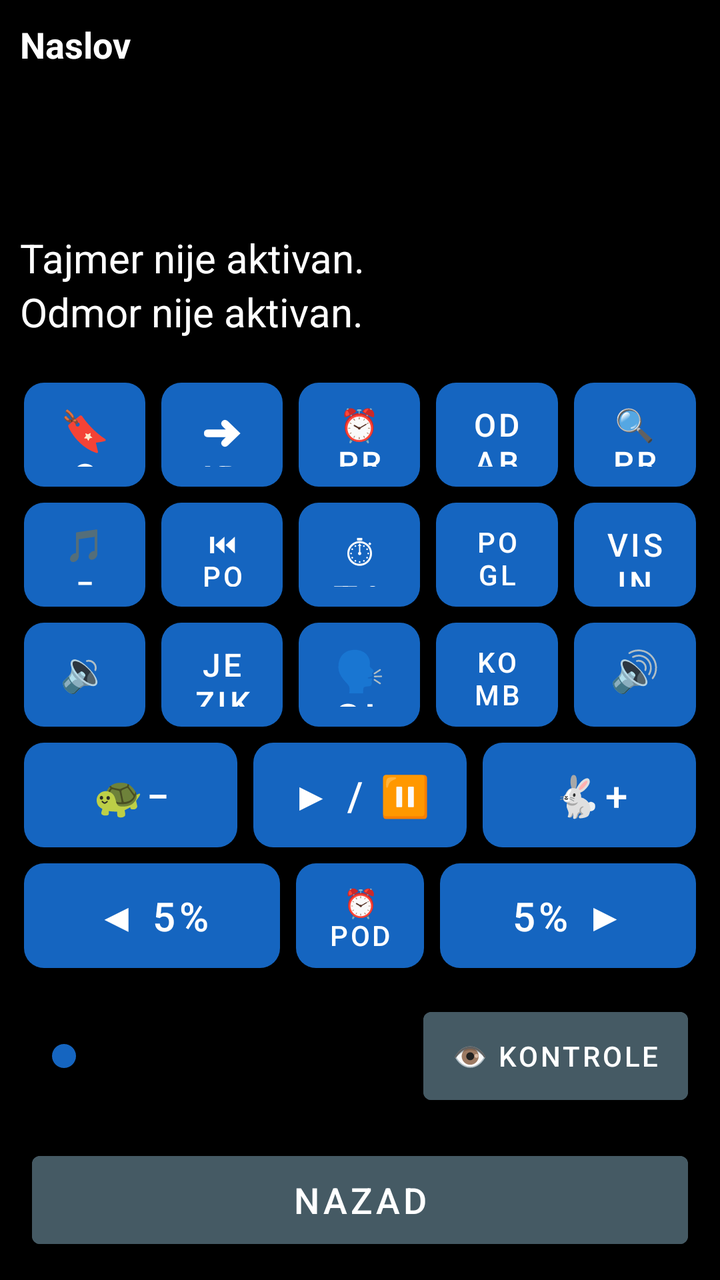
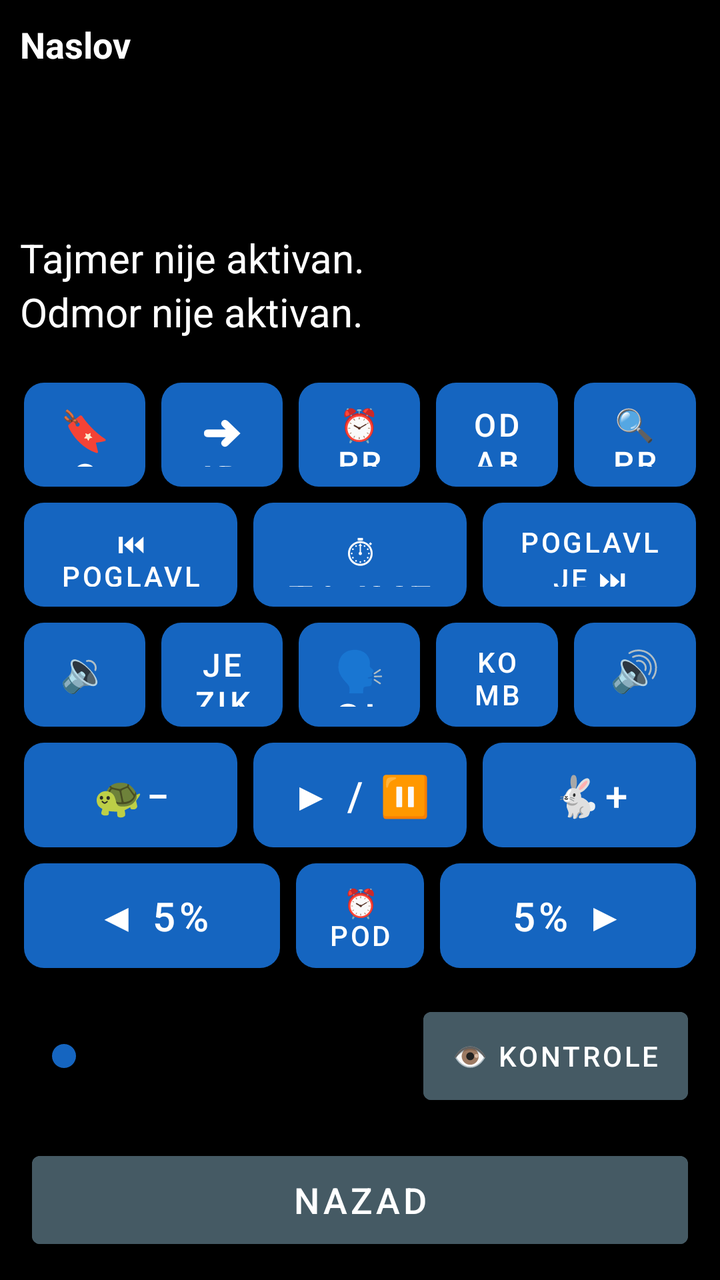

An Android layout rendered at two revisions. The XML below is the earlier revision; the diff shows what the commit changed to produce the second picture.
<!-- AndroidManifest.xml: application theme Theme.RecPoRec -->
<!-- res/layout/activity_reader.xml -->
<?xml version="1.0" encoding="utf-8"?>
<LinearLayout xmlns:android="http://schemas.android.com/apk/res/android"
    android:layout_width="match_parent"
    android:layout_height="match_parent"
    android:orientation="vertical"
    android:fitsSystemWindows="true"
    android:background="@color/background">

    
    <LinearLayout
        android:id="@+id/layoutStatus"
        android:layout_width="match_parent"
        android:layout_height="wrap_content"
        android:orientation="vertical"
        android:padding="10dp">

        <TextView
            android:id="@+id/textDocTitle"
            android:layout_width="match_parent"
            android:layout_height="wrap_content"
            android:textSize="18sp"
            android:textStyle="bold"
            android:textColor="@color/text_primary"
            android:maxLines="1"
            android:ellipsize="end"
            android:text="Naslov" />

        <TextView
            android:id="@+id/textPages"
            android:layout_width="match_parent"
            android:layout_height="wrap_content"
            android:textSize="20sp"
            android:textColor="@color/text_primary"
            android:accessibilityLiveRegion="polite" />

        <TextView
            android:id="@+id/textElapsed"
            android:layout_width="match_parent"
            android:layout_height="wrap_content"
            android:textSize="20sp"
            android:textColor="@color/text_primary" />

        <TextView
            android:id="@+id/textRemaining"
            android:layout_width="match_parent"
            android:layout_height="wrap_content"
            android:textSize="20sp"
            android:textColor="@color/text_primary" />

        <TextView
            android:id="@+id/textTimerStatus"
            android:layout_width="match_parent"
            android:layout_height="wrap_content"
            android:textSize="20sp"
            android:textColor="@color/text_primary"
            android:text="Tajmer nije aktivan." />

        <TextView
            android:id="@+id/textRestStatus"
            android:layout_width="match_parent"
            android:layout_height="wrap_content"
            android:textSize="20sp"
            android:textColor="@color/text_primary"
            android:text="Odmor nije aktivan." />
    </LinearLayout>

    
    <LinearLayout
        android:layout_width="match_parent"
        android:layout_height="0dp"
        android:layout_weight="1"
        android:orientation="vertical"
        android:padding="8dp">

        
        <LinearLayout
            android:id="@+id/layoutRow1"
            android:layout_width="match_parent"
            android:layout_height="0dp"
            android:layout_weight="1"
            android:orientation="horizontal">

            <Button android:id="@+id/btnBookmarks" style="@style/KeyButton"
                android:backgroundTint="@color/btn_goto_page"
                android:contentDescription="Oznake - dodaj, ukloni ili ukloni sve oznake u ovom dokumentu. Dug pritisak: brzo dodaj oznaku."
                android:text="🔖 Oznake" />

            <Button android:id="@+id/btnGoTo" style="@style/KeyButton"
                android:backgroundTint="@color/btn_goto_page"
                android:contentDescription="Idi na stranicu, minut ili oznaku. Dug pritisak: idi na početak dokumenta."
                android:text="➜ Idi na" />

            <Button android:id="@+id/btnWakeUp" style="@style/KeyButton"
                android:backgroundTint="@color/btn_wakeup"
                android:contentDescription="Probudi me u tačno vreme. Dug pritisak: isključi buđenje."
                android:textSize="16sp"
                android:text="⏰ Probudi" />

            <Button android:id="@+id/btnSelectAll" style="@style/KeyButton"
                android:backgroundTint="@color/btn_combined"
                android:contentDescription="Odaberi sve. Dug pritisak: kopiraj odabrano."
                android:textSize="16sp"
                android:text="Odaberi sve" />

            <Button android:id="@+id/btnSearchText" style="@style/KeyButton"
                android:backgroundTint="@color/btn_goto_page"
                android:contentDescription="Pretraži tekst dokumenta. Dug pritisak: ponovi poslednju pretragu."
                android:textSize="16sp"
                android:text="🔍 Pretraga" />
        </LinearLayout>

        
        <LinearLayout
            android:id="@+id/layoutRow2"
            android:layout_width="match_parent"
            android:layout_height="0dp"
            android:layout_weight="1"
            android:orientation="horizontal">

            <Button android:id="@+id/btnPitchDown" style="@style/KeyButton"
                android:backgroundTint="@color/btn_pitch"
                android:contentDescription="Smanji visinu glasa. Dug pritisak: vrati visinu na opštu."
                android:textSize="16sp"
                android:text="🎵− Visina" />

            <Button android:id="@+id/btnPrevChapter" style="@style/KeyButton"
                android:backgroundTint="@color/btn_chapter"
                android:contentDescription="@string/btn_prev_chapter"
                android:textSize="14sp"
                android:text="⏮ Poglavlje" />

            <Button android:id="@+id/btnTimer" style="@style/KeyButton"
                android:backgroundTint="@color/btn_timer"
                android:contentDescription="@string/btn_timer"
                android:text="⏱ Tajmer" />

            <Button android:id="@+id/btnNextChapter" style="@style/KeyButton"
                android:backgroundTint="@color/btn_chapter"
                android:contentDescription="@string/btn_next_chapter"
                android:textSize="14sp"
                android:text="Poglavlje ⏭" />

            <Button android:id="@+id/btnPitchUp" style="@style/KeyButton"
                android:backgroundTint="@color/btn_pitch"
                android:contentDescription="Povećaj visinu glasa. Dug pritisak: vrati visinu na opštu."
                android:textSize="16sp"
                android:text="Visina 🎵+" />
        </LinearLayout>

        
        <LinearLayout
            android:id="@+id/layoutRow3"
            android:layout_width="match_parent"
            android:layout_height="0dp"
            android:layout_weight="1"
            android:orientation="horizontal">

            <Button android:id="@+id/btnVolDown" style="@style/KeyButton"
                android:backgroundTint="@color/btn_volume"
                android:contentDescription="@string/btn_vol_down"
                android:text="🔉−" />

            <Button android:id="@+id/btnDocLanguage" style="@style/KeyButton"
                android:backgroundTint="@color/btn_goto_page"
                android:contentDescription="Jezik za ovaj dokument. Dug pritisak: poništi sve prethodne radnje."
                android:textSize="16sp"
                android:text="Jezik" />

            <Button android:id="@+id/btnVoice" style="@style/KeyButton"
                android:backgroundTint="@color/btn_voice"
                android:contentDescription="@string/btn_voice"
                android:text="🗣 Glas" />

            <Button android:id="@+id/btnCombinedVoices" style="@style/KeyButton"
                android:backgroundTint="@color/btn_combined"
                android:contentDescription="Kombinovani glasovi za ovaj dokument. Dug pritisak: automatski listaj dokument."
                android:textSize="14sp"
                android:text="Komb. glasovi" />

            <Button android:id="@+id/btnVolUp" style="@style/KeyButton"
                android:backgroundTint="@color/btn_volume"
                android:contentDescription="@string/btn_vol_up"
                android:text="🔊+" />
        </LinearLayout>

        
        <LinearLayout
            android:layout_width="match_parent"
            android:layout_height="0dp"
            android:layout_weight="1"
            android:orientation="horizontal">

            <Button android:id="@+id/btnSpeedDown" style="@style/KeyButton"
                android:backgroundTint="@color/btn_speed"
                android:contentDescription="@string/btn_speed_down"
                android:text="🐢−" />

            <Button android:id="@+id/btnPlayPause" style="@style/KeyButton"
                android:backgroundTint="@color/btn_play"
                android:contentDescription="@string/btn_play_pause"
                android:text="▶ / ⏸" />

            <Button android:id="@+id/btnSpeedUp" style="@style/KeyButton"
                android:backgroundTint="@color/btn_speed"
                android:contentDescription="@string/btn_speed_up"
                android:text="🐇+" />
        </LinearLayout>

        
        <LinearLayout
            android:id="@+id/layoutRow5"
            android:layout_width="match_parent"
            android:layout_height="0dp"
            android:layout_weight="1"
            android:orientation="horizontal">

            <Button android:id="@+id/btnStepBack" style="@style/KeyButton"
                android:layout_weight="2"
                android:backgroundTint="@color/btn_page_nav"
                android:contentDescription="@string/slider_back"
                android:text="◀ 5%" />

            <Button android:id="@+id/btnRemindMe" style="@style/KeyButton"
                android:backgroundTint="@color/btn_timer"
                android:contentDescription="Podsetnik, vraća dokument unazad. Dug pritisak: ponovi poslednji podsetnik."
                android:textSize="14sp"
                android:text="⏰ Podseti" />

            <Button android:id="@+id/btnStepForward" style="@style/KeyButton"
                android:layout_weight="2"
                android:backgroundTint="@color/btn_page_nav"
                android:contentDescription="@string/slider_forward"
                android:text="5% ▶" />
        </LinearLayout>

    </LinearLayout>

    
    <LinearLayout
        android:layout_width="match_parent"
        android:layout_height="wrap_content"
        android:orientation="horizontal"
        android:gravity="center_vertical"
        android:layout_marginStart="16dp"
        android:layout_marginEnd="16dp"
        android:layout_marginTop="4dp"
        android:layout_marginBottom="16dp">

        <SeekBar
            android:id="@+id/seekProgress"
            android:layout_width="0dp"
            android:layout_weight="1"
            android:layout_height="56dp"
            android:contentDescription="@string/slider_position"
            android:max="100"
            android:progressTint="@color/btn_voice"
            android:thumbTint="@color/btn_voice" />

        <Button
            android:id="@+id/btnToggleControls"
            android:layout_width="wrap_content"
            android:layout_height="56dp"
            android:layout_marginStart="10dp"
            android:minWidth="0dp"
            android:paddingStart="14dp"
            android:paddingEnd="14dp"
            android:textSize="14sp"
            android:backgroundTint="@color/btn_combined"
            android:textColor="@color/button_text"
            android:contentDescription="Prikaži ili sakrij kontrole. Dug pritisak: Kratak predah, pauzira čitanje na 15 minuta."
            android:text="👁 Kontrole" />
    </LinearLayout>

    
    <Button
        android:id="@+id/btnBack"
        android:layout_width="match_parent"
        android:layout_height="56dp"
        android:layout_marginStart="16dp"
        android:layout_marginEnd="16dp"
        android:layout_marginBottom="12dp"
        android:textSize="18sp"
        android:backgroundTint="@color/btn_combined"
        android:textColor="@color/button_text"
        android:contentDescription="Nazad. Zatvara dokument, vraća na listu. Dug pritisak: pošalji aplikaciju u pozadinu."
        android:text="Nazad" />

</LinearLayout>
<!-- resources referenced by this layout -->
<resources>
  <color name="background">#000000</color>
  <color name="btn_chapter">#2E7D32</color>
  <color name="btn_combined">#455A64</color>
  <color name="btn_goto_page">#5D4037</color>
  <color name="btn_page_nav">#AD1457</color>
  <color name="btn_pitch">#283593</color>
  <color name="btn_play">#D84315</color>
  <color name="btn_speed">#00838F</color>
  <color name="btn_timer">#6A1B9A</color>
  <color name="btn_voice">#1565C0</color>
  <color name="btn_volume">#F9A825</color>
  <color name="btn_wakeup">#C62828</color>
  <color name="button_text">#FFFFFF</color>
  <color name="text_primary">#FFFFFF</color>
  <string name="btn_next_chapter">Sledeće poglavlje. Dug pritisak: spisak svih poglavlja.</string>
  <string name="btn_play_pause">Pokreni/Pauziraj čitanje. Dug pritisak: reci trenutni status.</string>
  <string name="btn_prev_chapter">Prethodno poglavlje. Dug pritisak: ponovi trenutno poglavlje.</string>
  <string name="btn_speed_down">Smanji brzinu čitanja. Dug pritisak: vrati brzinu na opštu.</string>
  <string name="btn_speed_up">Povećaj brzinu čitanja. Dug pritisak: vrati brzinu na opštu.</string>
  <string name="btn_timer">Tajmer za automatsku pauzu. Dug pritisak: isključi tajmer.</string>
  <string name="btn_voice">Izbor glasa. Dug pritisak: Zakaži čitanje.</string>
  <string name="btn_vol_down">Smanji jačinu zvuka. Dug pritisak: vrati jačinu na opštu.</string>
  <string name="btn_vol_up">Pojačaj zvuk. Dug pritisak: vrati jačinu na opštu.</string>
  <string name="slider_back">Pomeri pet posto unazad. Dug pritisak: ponovi trenutnu stranicu.</string>
  <string name="slider_forward">Pomeri pet posto unapred. Dug pritisak: poništi poslednju radnju.</string>
  <string name="slider_position">Klizač za pomeranje kroz knjigu, pet posto po koraku</string>
  <style name="KeyButton">
          <item name="android:layout_width">0dp</item>
          <item name="android:layout_height">match_parent</item>
          <item name="android:layout_weight">1</item>
          <item name="android:layout_margin">4dp</item>
          <item name="android:textSize">20sp</item>
          <item name="android:textColor">@color/button_text</item>
          <item name="android:background">@drawable/key_button_shape</item>
          <item name="android:stateListAnimator">@null</item>
          <item name="android:elevation">0dp</item>
      </style>
  <style name="Theme.RecPoRec" parent="Theme.MaterialComponents.DayNight.NoActionBar">
          <item name="android:windowBackground">@color/background</item>
          <item name="android:textColorPrimary">@color/text_primary</item>
          <item name="colorPrimary">@color/btn_voice</item>
          <item name="colorOnPrimary">@color/button_text</item>
          <item name="alertDialogTheme">@style/RecPoRecAlertDialog</item>
          <item name="android:alertDialogTheme">@style/RecPoRecAlertDialog</item>
      </style>
  <!-- drawable key_button_shape (drawable) -->
  <?xml version="1.0" encoding="utf-8"?>
  <shape xmlns:android="http://schemas.android.com/apk/res/android"
      android:shape="rectangle">
      <corners android:radius="10dp" />
      <solid android:color="#FFFFFF" />
  </shape>
  <style name="RecPoRecDialogText" parent="TextAppearance.AppCompat.Medium">
          <item name="android:textSize">20sp</item>
          <item name="android:textColor">@color/text_primary</item>
      </style>
  <style name="RecPoRecDialogButton" parent="Widget.AppCompat.Button.ButtonBar.AlertDialog">
          <item name="android:textSize">18sp</item>
          <item name="android:textColor">@color/btn_goto_page</item>
          <item name="android:textStyle">bold</item>
      </style>
  <!-- unchanged entries left out for length: 1 -->
</resources>

<!-- the commit's change to res/layout/activity_reader.xml (unified diff, before → after) -->
@@ -117,12 +117,6 @@
             android:layout_weight="1"
             android:orientation="horizontal">
 
-            <Button android:id="@+id/btnPitchDown" style="@style/KeyButton"
-                android:backgroundTint="@color/btn_pitch"
-                android:contentDescription="Smanji visinu glasa. Dug pritisak: vrati visinu na opštu."
-                android:textSize="16sp"
-                android:text="🎵− Visina" />
-
             <Button android:id="@+id/btnPrevChapter" style="@style/KeyButton"
                 android:backgroundTint="@color/btn_chapter"
                 android:contentDescription="@string/btn_prev_chapter"
@@ -139,12 +133,6 @@
                 android:contentDescription="@string/btn_next_chapter"
                 android:textSize="14sp"
                 android:text="Poglavlje ⏭" />
-
-            <Button android:id="@+id/btnPitchUp" style="@style/KeyButton"
-                android:backgroundTint="@color/btn_pitch"
-                android:contentDescription="Povećaj visinu glasa. Dug pritisak: vrati visinu na opštu."
-                android:textSize="16sp"
-                android:text="Visina 🎵+" />
         </LinearLayout>
 
         
<!-- resource entries referenced after the edit -->
@@ -5,7 +5,6 @@
   <color name="btn_combined">#455A64</color>
   <color name="btn_goto_page">#5D4037</color>
   <color name="btn_page_nav">#AD1457</color>
-  <color name="btn_pitch">#283593</color>
   <color name="btn_play">#D84315</color>
   <color name="btn_speed">#00838F</color>
   <color name="btn_timer">#6A1B9A</color>
